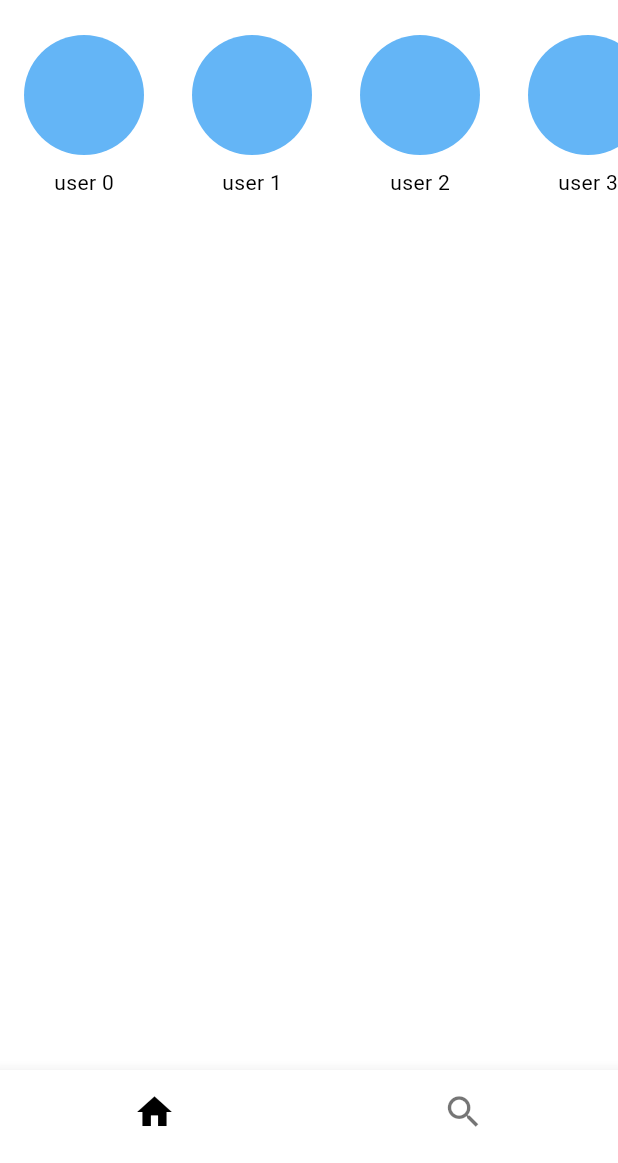
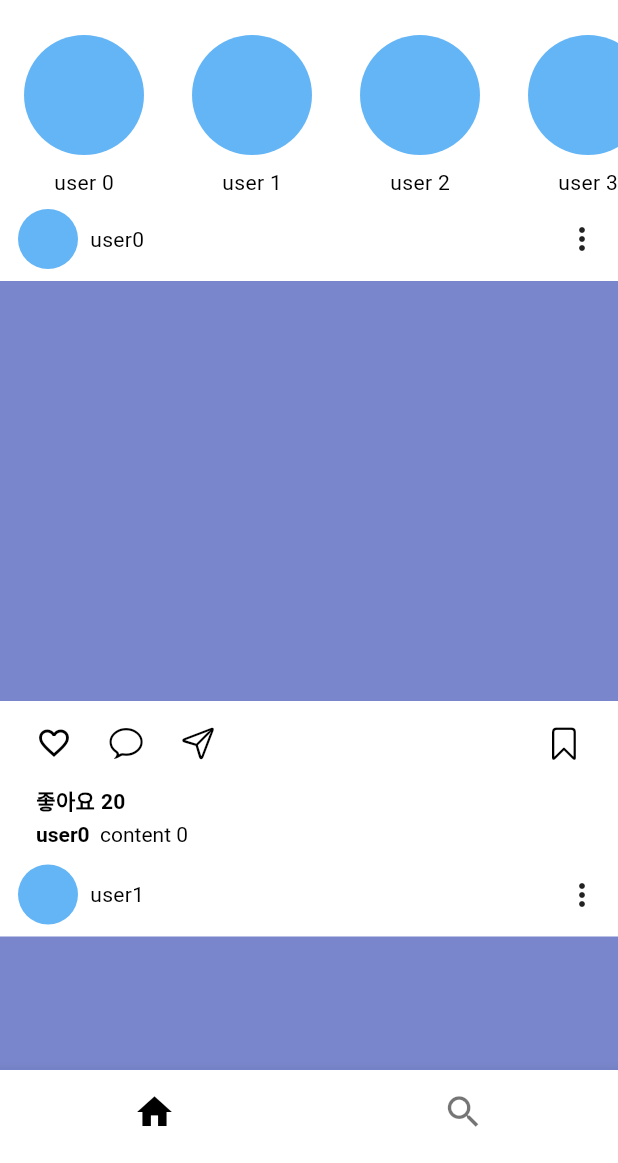
Before and after one commit to JangWoojun/instagram_ui, a Flutter app: the screen it shows after launch, on a phone screen of 412 x 824 dp, the part 73-1236 px from its top. Run offline on Flutter 3.47's test engine with Material 2 defaults, Android fonts, the phone set to English and light mode, and no system bars; our stand-ins replace google_fonts.

Commit message:
feat: 피드 영역 완료

```diff
--- a/lib/screen/home_screen.dart
+++ b/lib/screen/home_screen.dart
@@ -1,3 +1,6 @@
+import 'dart:math';
+
+import 'package:flutter/cupertino.dart';
 import 'package:flutter/material.dart';
 
 class HomeScreen extends StatelessWidget {
@@ -9,6 +12,7 @@ class HomeScreen extends StatelessWidget {
       child: Column(
         children: [
           StoryArea(),
+          FeedList(),
         ],
       ),
     );
@@ -23,14 +27,15 @@ class StoryArea extends StatelessWidget {
     return SingleChildScrollView(
       scrollDirection: Axis.horizontal,
       child: Row(
-        children: List.generate(10, (index) => UserStory(userName: "user $index"))
-      ),
+          children:
+              List.generate(10, (index) => UserStory(userName: "user $index"))),
     );
   }
 }
 
 class UserStory extends StatelessWidget {
   final String userName;
+
   const UserStory({required this.userName, super.key});
 
   @override
@@ -53,3 +58,138 @@ class UserStory extends StatelessWidget {
     );
   }
 }
+
+class FeedData {
+  final String userName;
+  final int likeCount;
+  final String content;
+
+  FeedData(
+      {required this.userName, required this.likeCount, required this.content});
+}
+
+final feedDataList = List.generate(
+    20,
+    (index) => FeedData(
+        userName: "user$index",
+        likeCount: Random().nextInt(100),
+        content: "content $index"));
+
+class FeedItem extends StatelessWidget {
+  final FeedData feedData;
+
+  const FeedItem({required this.feedData, super.key});
+
+  @override
+  Widget build(BuildContext context) {
+    return Column(
+      crossAxisAlignment: CrossAxisAlignment.start,
+      children: [
+        Padding(
+          padding: const EdgeInsets.symmetric(horizontal: 12),
+          child: Row(
+            mainAxisAlignment: MainAxisAlignment.spaceBetween,
+            children: [
+              Row(
+                children: [
+                  Container(
+                    height: 40,
+                    width: 40,
+                    decoration: BoxDecoration(
+                      borderRadius: BorderRadius.circular(20),
+                      color: Colors.blue.shade300,
+                    ),
+                  ),
+                  const SizedBox(
+                    width: 8,
+                  ),
+                  Text(feedData.userName),
+                ],
+              ),
+              const Icon(Icons.more_vert),
+            ],
+          ),
+        ),
+        const SizedBox(
+          height: 8,
+        ),
+        Container(
+          width: double.infinity,
+          height: 280,
+          color: Colors.indigo.shade300,
+        ),
+        Padding(
+          padding: const EdgeInsets.symmetric(vertical: 4, horizontal: 12),
+          child: Row(
+            mainAxisAlignment: MainAxisAlignment.spaceBetween,
+            children: [
+              Row(
+                children: [
+                  IconButton(
+                      onPressed: () {},
+                      icon: const Icon(
+                        Icons.favorite_outline,
+                      )),
+                  IconButton(
+                      onPressed: () {},
+                      icon: const Icon(
+                        CupertinoIcons.chat_bubble,
+                      )),
+                  IconButton(
+                      onPressed: () {},
+                      icon: const Icon(
+                        CupertinoIcons.paperplane,
+                      )),
+                ],
+              ),
+              IconButton(
+                  onPressed: () {},
+                  icon: const Icon(
+                    CupertinoIcons.bookmark,
+                  )),
+            ],
+          ),
+        ),
+        Padding(
+          padding: const EdgeInsets.symmetric(horizontal: 24),
+          child: Text(
+            "좋아요 ${feedData.likeCount}",
+            style: const TextStyle(fontWeight: FontWeight.bold),
+          ),
+        ),
+        Padding(
+          padding: const EdgeInsets.symmetric(horizontal: 24, vertical: 4),
+          child: RichText(
+            text: TextSpan(children: [
+              TextSpan(
+                text: feedData.userName,
+                style: const TextStyle(fontWeight: FontWeight.bold),
+              ),
+              const TextSpan(text: "  "),
+              TextSpan(text: feedData.content),
+            ], style: const TextStyle(color: Colors.black)),
+          ),
+        ),
+        const SizedBox(
+          height: 8,
+        )
+      ],
+    );
+  }
+}
+
+class FeedList extends StatelessWidget {
+  const FeedList({super.key});
+
+  @override
+  Widget build(BuildContext context) {
+    return ListView.builder(
+      shrinkWrap: true,
+      physics: const NeverScrollableScrollPhysics(),
+      itemCount: feedDataList.length,
+      itemBuilder: (context, index) {
+        return FeedItem(feedData: feedDataList[index]);
+      },
+    );
+  }
+}
```
